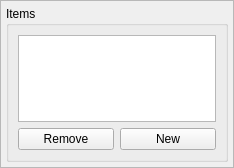
First picture: the form in mcrinvsloteditor.ui, repository IoeCmcomc/MCDatapacker, before the edit.
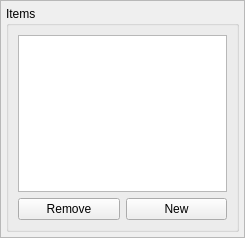
Second picture: the form after the edit.

```diff
--- a/mcrinvsloteditor.ui
+++ b/mcrinvsloteditor.ui
@@ -6,8 +6,8 @@
    <rect>
     <x>0</x>
     <y>0</y>
-    <width>234</width>
-    <height>168</height>
+    <width>245</width>
+    <height>238</height>
    </rect>
   </property>
   <property name="frameShape">
```
Left out of the diff: 3 changed lines with no effect on the pictures.
